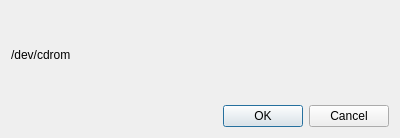
First picture: the form in src/ChooseOpticalDiscDialog.ui, repository brainstream/OPL-PC-Tools, before the edit.
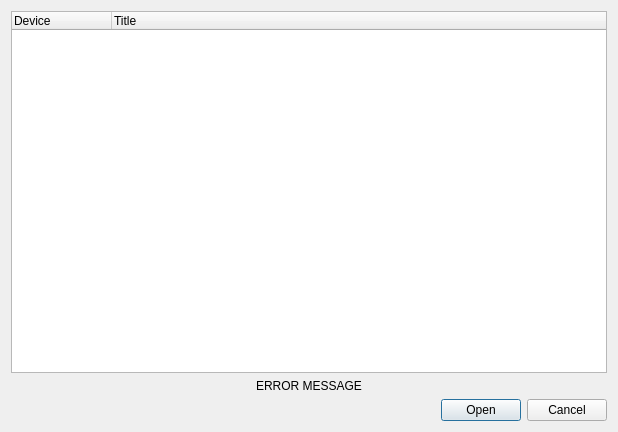
Second picture: the form after the edit.

What changed in the file:
```diff
--- a/src/ChooseOpticalDiscDialog.ui
+++ b/src/ChooseOpticalDiscDialog.ui
@@ -6,8 +6,8 @@
    <rect>
     <x>0</x>
     <y>0</y>
-    <width>400</width>
-    <height>138</height>
+    <width>618</width>
+    <height>432</height>
    </rect>
   </property>
   <property name="windowTitle">
@@ -15,9 +15,47 @@
   </property>
   <layout class="QVBoxLayout" name="verticalLayout">
    <item>
-    <widget class="QLabel" name="label">
+    <widget class="QTreeWidget" name="mp_tree_devices">
+     <property name="selectionMode">
+      <enum>QAbstractItemView::ExtendedSelection</enum>
+     </property>
+     <property name="iconSize">
+      <size>
+       <width>24</width>
+       <height>24</height>
+      </size>
+     </property>
+     <property name="rootIsDecorated">
+      <bool>false</bool>
+     </property>
+     <property name="itemsExpandable">
+      <bool>false</bool>
+     </property>
+     <property name="columnCount">
+      <number>2</number>
+     </property>
+     <column>
+      <property name="text">
+       <string>Device</string>
+      </property>
+     </column>
+     <column>
+      <property name="text">
+       <string>Title</string>
+      </property>
+     </column>
+    </widget>
+   </item>
+   <item>
+    <widget class="QLabel" name="mp_label_error">
      <property name="text">
-      <string notr="true">/dev/cdrom</string>
+      <string notr="true">ERROR MESSAGE</string>
+     </property>
+     <property name="alignment">
+      <set>Qt::AlignCenter</set>
+     </property>
+     <property name="wordWrap">
+      <bool>true</bool>
      </property>
     </widget>
    </item>
@@ -27,7 +65,7 @@
       <enum>Qt::Horizontal</enum>
      </property>
      <property name="standardButtons">
-      <set>QDialogButtonBox::Cancel|QDialogButtonBox::Ok</set>
+      <set>QDialogButtonBox::Cancel|QDialogButtonBox::Open</set>
      </property>
     </widget>
    </item>
```
Left out of the diff: 46 changed lines with no effect on the pictures.
